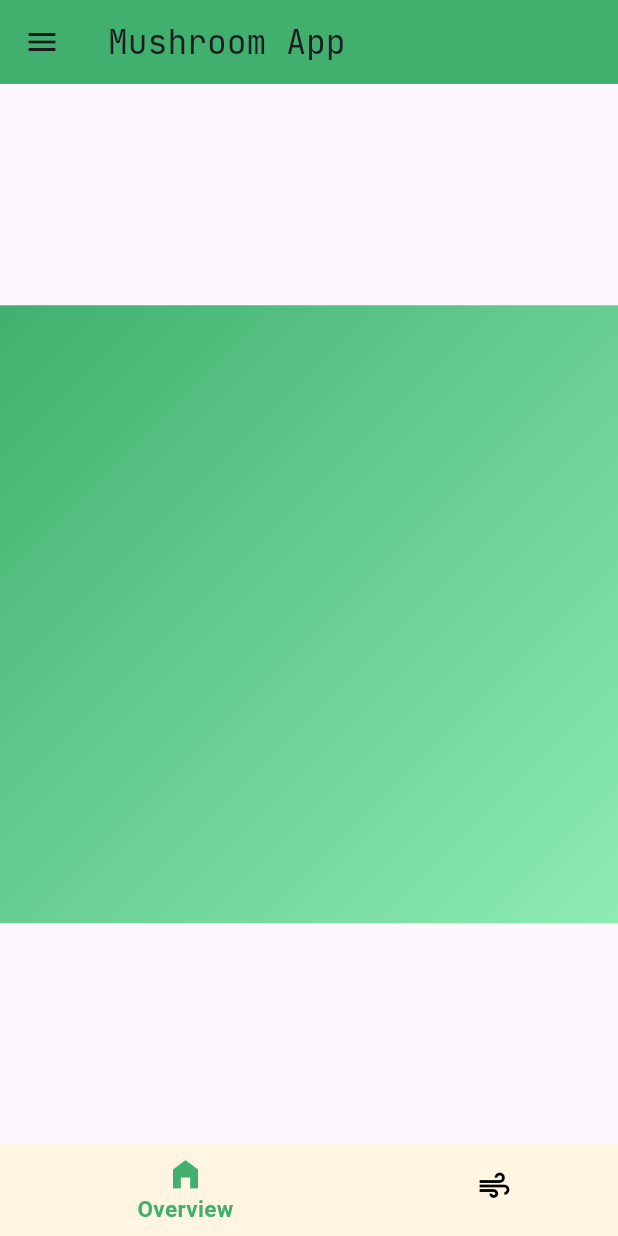
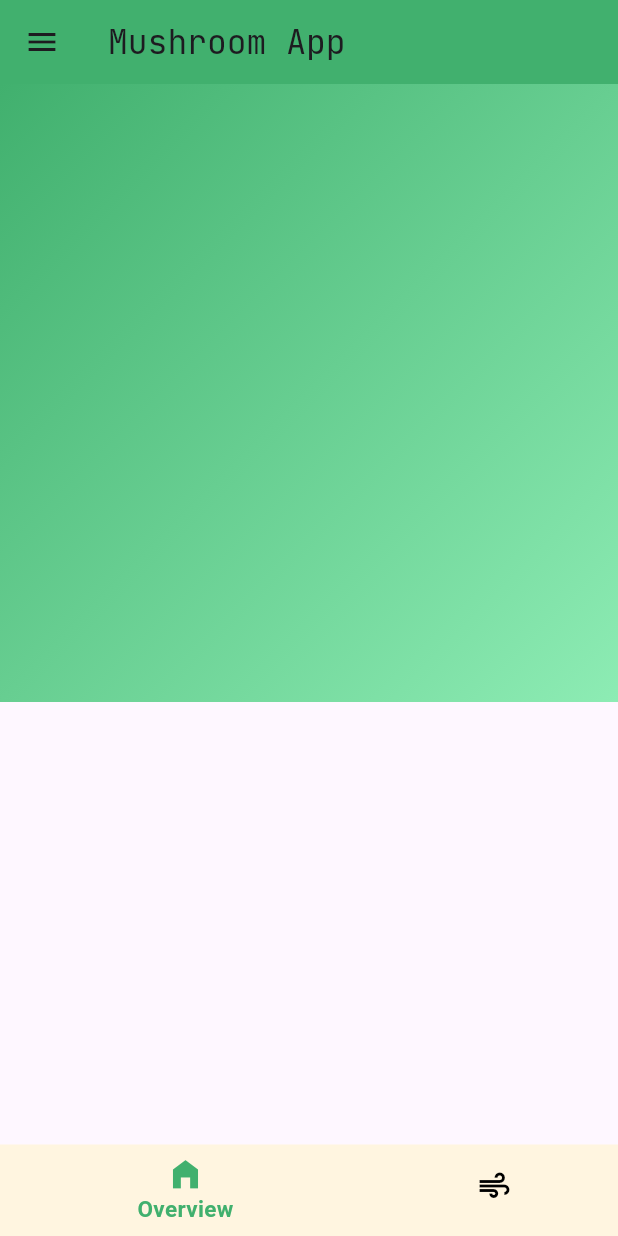
Before and after one commit to oatanurakch/mushroomapp, a Flutter app: the screen it shows after launch, on a phone screen of 412 x 824 dp. Run offline on Flutter 3.47's test engine with Material 3 defaults, Android fonts, the phone set to English and light mode, and no system bars.

Commit message:
Update data

```diff
--- a/lib/pages/overview_page.dart
+++ b/lib/pages/overview_page.dart
@@ -11,7 +11,11 @@ class OverviewPage extends StatefulWidget {
 class _OverviewPageState extends State<OverviewPage> {
   @override
   Widget build(BuildContext context) {
-    return Container(
+    return SafeArea(
+      child: Scaffold(
+        body: ListView(
+          children: [
+            Container(
               decoration: BoxDecoration(
                 color: ColorPalette[0],
               ),
@@ -22,6 +26,10 @@ class _OverviewPageState extends State<OverviewPage> {
                   gradient: GreenGradientToneLTToRB,
                 ),
               ),
+            ),
+          ],
+        ),
+      ),
     );
   }
 }
```
Lines whose indentation alone changed are shown as unchanged.
